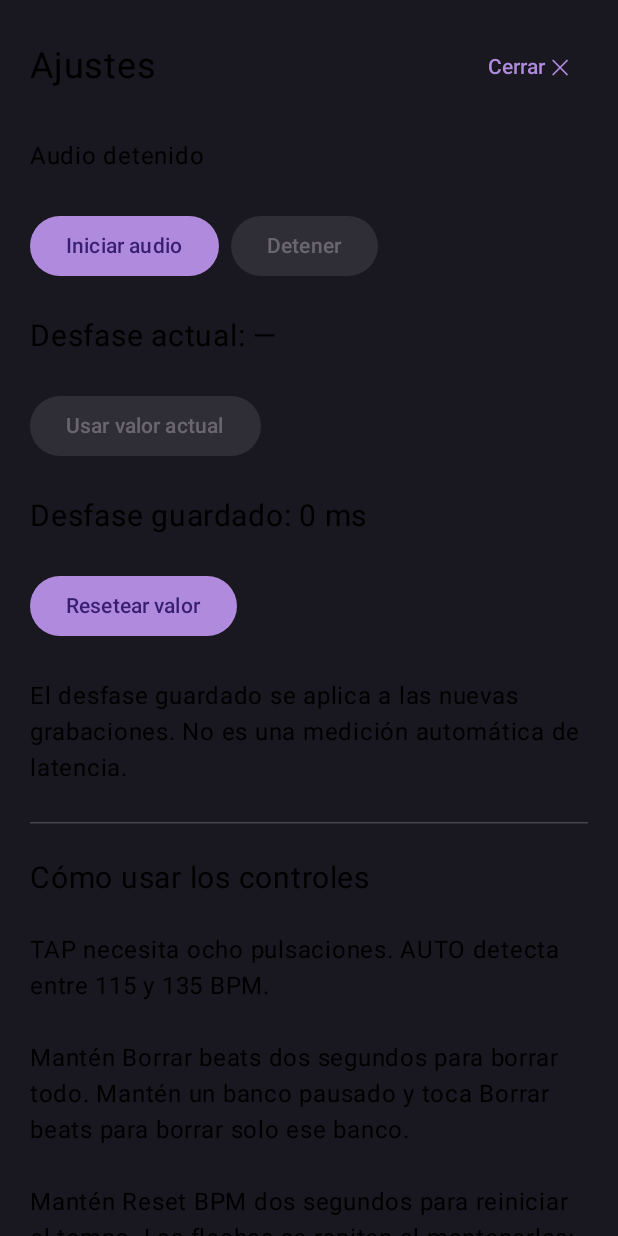
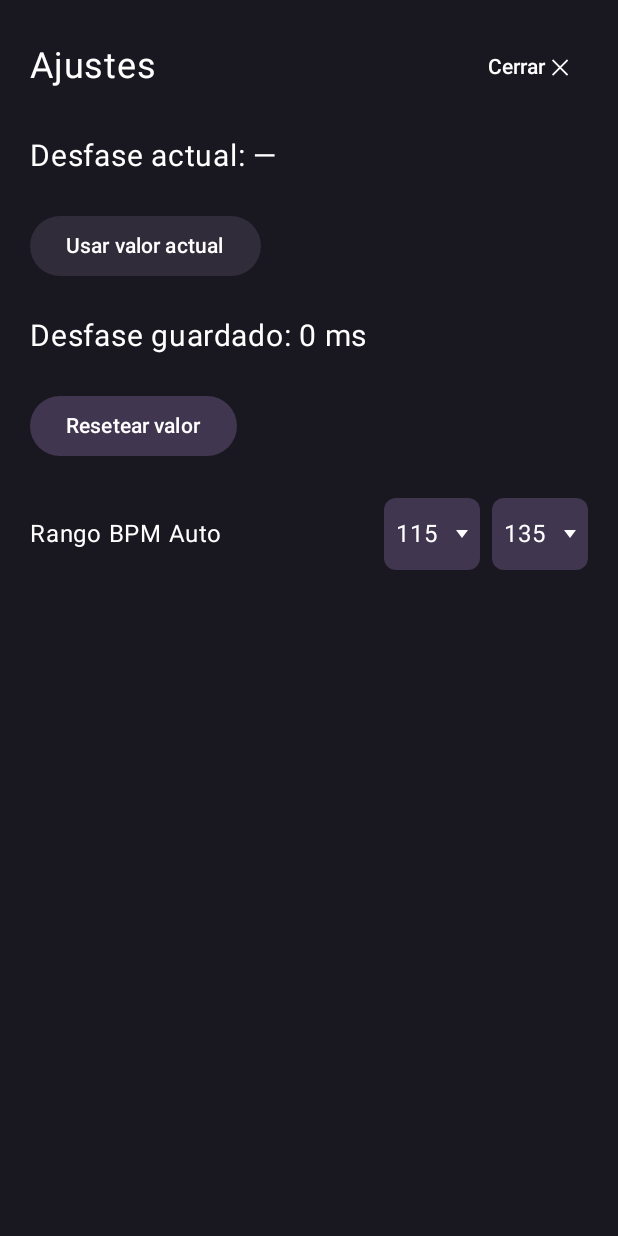
Before and after one commit to hunnai/hnn, an Android app built with Jetpack Compose: the screen it shows after launch (MainActivity), after a tap on "Ajustes", on a phone screen of 412 x 824 dp. Run offline under Robolectric (Android 15) with nearby library versions, the phone set to English and light mode, and no system bars; 1 statement that could not run was skipped; 1 other tap on this screen came first.

Commit message:
Use white text and add linked persistent AUTO BPM range settings

```diff
--- /dev/null
+++ b/app/src/main/java/com/example/soinubiderxl/AutoBpmRange.kt
@@ -0,0 +1,24 @@
+package com.example.soinubiderxl
+
+data class AutoBpmRange(val minimum: Int = 115, val maximum: Int = 135) {
+    init {
+        require(minimum in minimumOptions && maximum in maximumOptions)
+        require(maximum - minimum == 20)
+    }
+
+    // Ambos extremos se mueven juntos: diferencia exacta de 20 BPM.
+    fun withMinimum(value: Int): AutoBpmRange {
+        require(value in minimumOptions)
+        return AutoBpmRange(value, value + 20)
+    }
+
+    fun withMaximum(value: Int): AutoBpmRange {
+        require(value in maximumOptions)
+        return AutoBpmRange(value - 20, value)
+    }
+
+    companion object {
+        val minimumOptions = (85..155 step 10).toList()
+        val maximumOptions = (105..175 step 10).toList()
+    }
+}
--- a/app/src/main/java/com/example/soinubiderxl/MainActivity.kt
+++ b/app/src/main/java/com/example/soinubiderxl/MainActivity.kt
@@ -60,11 +60,15 @@ class MainActivity : ComponentActivity() {
         setContent {
             MaterialTheme(colorScheme = darkColorScheme(
                 primary = SoinuConfiguration.lit,
+                onPrimary = SoinuConfiguration.foreground,
+                onPrimaryContainer = SoinuConfiguration.foreground,
+                onSurfaceVariant = SoinuConfiguration.foreground,
                 background = SoinuConfiguration.background,
                 surface = SoinuConfiguration.background,
                 onBackground = SoinuConfiguration.foreground,
                 onSurface = SoinuConfiguration.foreground
             )) {
+                CompositionLocalProvider(LocalContentColor provides SoinuConfiguration.foreground) {
                 val permission = rememberLauncherForActivityResult(
                     ActivityResultContracts.RequestPermission()
                 ) { allowed ->
@@ -79,7 +83,8 @@ class MainActivity : ComponentActivity() {
                 LaunchedEffect(controller) {
                     if (controller.claimInitialStart()) startAudio()
                 }
-                SoinuScreen(controller, startAudio)
+                SoinuScreen(controller)
+                }
             }
         }
     }
@@ -88,14 +93,14 @@ class MainActivity : ComponentActivity() {
 }
 
 @Composable
-private fun SoinuScreen(controller: SoinuController, start: () -> Unit) {
+private fun SoinuScreen(controller: SoinuController) {
     val state = controller.state
     var settings by rememberSaveable { mutableStateOf(false) }
     var touching by remember { mutableStateOf(setOf<Int>()) }
     BackHandler(enabled = settings) { settings = false }
     if (settings) {
         SettingsScreen(state, { settings = false }, controller::saveAdvance,
-            controller::resetSavedAdvance, start, controller::stop)
+            controller::resetSavedAdvance, controller::setAutoMinimum, controller::setAutoMaximum)
     } else {
         BoxWithConstraints(Modifier.fillMaxSize().background(SoinuConfiguration.background).safeDrawingPadding()) {
             // Conserva las proporciones de la referencia y permite desplazar
@@ -139,7 +144,7 @@ private fun SoinuScreen(controller: SoinuController, start: () -> Unit) {
     state.error?.let { message ->
         AlertDialog(onDismissRequest = controller::dismissError,
             title = { Text("SoinuBider XL") }, text = { Text(message) },
-            confirmButton = { TextButton(onClick = controller::dismissError) { Text("Aceptar") } })
+            confirmButton = { TextButton(onClick = controller::dismissError) { Text("Aceptar", color = SoinuConfiguration.foreground) } })
     }
 }
 
@@ -184,7 +189,7 @@ private fun TempoPanel(state: SoinuState, controller: SoinuController, height: D
             verticalAlignment = Alignment.CenterVertically, horizontalArrangement = Arrangement.spacedBy(8.dp)) {
             val selected = state.mode == TempoMode.AUTOMATIC
             Surface(color = if (selected) SoinuConfiguration.lit else SoinuConfiguration.control,
-                contentColor = if (selected) SoinuConfiguration.background else SoinuConfiguration.foreground,
+                contentColor = SoinuConfiguration.foreground,
                 shape = RoundedCornerShape(8.dp), modifier = Modifier.width(74.dp * scale).fillMaxHeight()
                     .clickable(role = Role.Button, onClick = controller::auto)) {
                 Box(Modifier.fillMaxSize(), contentAlignment = Alignment.Center) { Text("AUTO", fontSize = (15 * scale).sp) }
@@ -200,7 +205,7 @@ private fun TempoPanel(state: SoinuState, controller: SoinuController, height: D
 @Composable
 private fun TapButton(selected: Boolean, controller: SoinuController, modifier: Modifier, textScale: Float) {
     Surface(color = if (selected) SoinuConfiguration.lit else SoinuConfiguration.control,
-        contentColor = if (selected) SoinuConfiguration.background else SoinuConfiguration.foreground,
+        contentColor = SoinuConfiguration.foreground,
         shape = RoundedCornerShape(8.dp), modifier = modifier
             .semantics { role = Role.Button; onClick { controller.tap(SystemClock.uptimeMillis() / 1000.0); true } }
             .pointerInput(controller) {
@@ -233,7 +238,7 @@ private fun BankPad(index: Int, controller: SoinuController, modifier: Modifier,
         else -> SoinuConfiguration.empty
     }
     Surface(color = if (pressed) SoinuConfiguration.lit else color,
-        contentColor = if (pressed) SoinuConfiguration.background else SoinuConfiguration.foreground,
+        contentColor = SoinuConfiguration.foreground,
         shape = RoundedCornerShape(8.dp), modifier = modifier
             .semantics {
                 role = Role.Button
@@ -282,7 +287,7 @@ private fun ActionButton(label: String, kind: String, controller: SoinuControlle
     val scope = rememberCoroutineScope()
     var pressed by remember { mutableStateOf(false) }
     Surface(color = if (pressed) SoinuConfiguration.lit else SoinuConfiguration.control,
-        contentColor = if (pressed) SoinuConfiguration.background else SoinuConfiguration.foreground,
+        contentColor = SoinuConfiguration.foreground,
         shape = RoundedCornerShape(10.dp), modifier = modifier
             .semantics {
                 role = Role.Button
@@ -344,30 +349,66 @@ private fun InputMeter(peak: Float, modifier: Modifier) {
 }
 
 @Composable
-private fun SettingsScreen(state: SoinuState, close: () -> Unit, save: () -> Unit, reset: () -> Unit,
-    start: () -> Unit, stop: () -> Unit) {
+private fun SettingsScreen(
+    state: SoinuState,
+    close: () -> Unit,
+    save: () -> Unit,
+    reset: () -> Unit,
+    minimumChanged: (Int) -> Unit,
+    maximumChanged: (Int) -> Unit
+) {
     fun format(value: Double) = if (abs(value) < .5) "0 ms" else String.format(Locale.getDefault(), "%+.0f ms", value)
+    val buttonColors = ButtonDefaults.buttonColors(
+        containerColor = SoinuConfiguration.control,
+        contentColor = SoinuConfiguration.foreground,
+        disabledContainerColor = SoinuConfiguration.empty,
+        disabledContentColor = SoinuConfiguration.foreground
+    )
     Column(Modifier.fillMaxSize().background(SoinuConfiguration.background).safeDrawingPadding()
         .verticalScroll(rememberScrollState()).padding(20.dp), verticalArrangement = Arrangement.spacedBy(24.dp)) {
         Row(Modifier.fillMaxWidth(), verticalAlignment = Alignment.CenterVertically) {
             Text("Ajustes", Modifier.weight(1f), fontSize = 24.sp)
-            TextButton(onClick = close) { Text("Cerrar ✕") }
-        }
-        Text(state.route)
-        Row(horizontalArrangement = Arrangement.spacedBy(8.dp)) {
-            Button(onClick = start, enabled = !state.audioRunning) { Text("Iniciar audio") }
-            Button(onClick = stop, enabled = state.audioRunning) { Text("Detener") }
+            TextButton(onClick = close) { Text("Cerrar ✕", color = SoinuConfiguration.foreground) }
         }
         Text("Desfase actual: ${state.currentAdvanceMS?.let(::format) ?: "—"}", fontSize = 20.sp)
-        Button(onClick = save, enabled = state.currentAdvanceMS != null) { Text("Usar valor actual") }
+        Button(onClick = save, enabled = state.currentAdvanceMS != null, colors = buttonColors) { Text("Usar valor actual") }
         Text("Desfase guardado: ${format(state.savedAdvanceMS)}", fontSize = 20.sp)
-        Button(onClick = reset) { Text("Resetear valor") }
-        Text("El desfase guardado se aplica a las nuevas grabaciones. No es una medición automática de latencia.")
-        HorizontalDivider()
-        Text("Cómo usar los controles", fontSize = 20.sp)
-        Text("TAP necesita ocho pulsaciones. AUTO detecta entre 115 y 135 BPM.")
-        Text("Mantén Borrar beats dos segundos para borrar todo. Mantén un banco pausado y toca Borrar beats para borrar solo ese banco.")
-        Text("Mantén Reset BPM dos segundos para reiniciar el tempo. Las flechas se repiten al mantenerlas; con un banco sujeto ajustan solo ese banco.")
-        Text("Desliza un banco sonando por encima o por debajo de su borde para cambiar su duración.")
+        Button(onClick = reset, colors = buttonColors) { Text("Resetear valor") }
+        Row(Modifier.fillMaxWidth(), verticalAlignment = Alignment.CenterVertically,
+            horizontalArrangement = Arrangement.spacedBy(8.dp)) {
+            Text("Rango BPM Auto", Modifier.weight(1f), fontSize = 16.sp)
+            BpmDropdown(state.autoRange.minimum, AutoBpmRange.minimumOptions, "BPM mínimo", minimumChanged)
+            BpmDropdown(state.autoRange.maximum, AutoBpmRange.maximumOptions, "BPM máximo", maximumChanged)
+        }
     }
 }
+
+@Composable
+private fun BpmDropdown(value: Int, options: List<Int>, description: String, changed: (Int) -> Unit) {
+    var expanded by remember { mutableStateOf(false) }
+    Box {
+        Surface(color = SoinuConfiguration.control, contentColor = SoinuConfiguration.foreground,
+            shape = RoundedCornerShape(8.dp), modifier = Modifier.width(64.dp).height(48.dp)
+                .semantics { contentDescription = description }
+                .clickable(role = Role.Button) { expanded = true }) {
+            Row(Modifier.fillMaxSize().padding(horizontal = 8.dp), verticalAlignment = Alignment.CenterVertically,
+                horizontalArrangement = Arrangement.SpaceBetween) {
+                Text(value.toString(), color = SoinuConfiguration.foreground, fontSize = 16.sp)
+                Canvas(Modifier.size(8.dp, 5.dp)) {
+                    val triangle = Path().apply {
+                        moveTo(0f, 0f); lineTo(size.width, 0f); lineTo(size.width / 2, size.height); close()
+                    }
+                    drawPath(triangle, SoinuConfiguration.foreground)
+                }
+            }
+        }
+        DropdownMenu(expanded = expanded, onDismissRequest = { expanded = false }) {
+            options.forEach { number ->
+                DropdownMenuItem(
+                    text = { Text(number.toString(), color = SoinuConfiguration.foreground) },
+                    onClick = { expanded = false; changed(number) }
+                )
+            }
+        }
+    }
+}
--- a/app/src/main/java/com/example/soinubiderxl/SoinuConfiguration.kt
+++ b/app/src/main/java/com/example/soinubiderxl/SoinuConfiguration.kt
@@ -7,7 +7,7 @@ object SoinuConfiguration {
     const val tapMinimumPresses = 8
     const val tapPauseSeconds = 3.0
     val background = Color(0xFF19171F)
-    val foreground = Color(0xFFF0EBF7)
+    val foreground = Color.White
     val control = Color(0xFF41364F)
     val empty = Color(0xFF302C39)
     val lit = Color(0xFFB08ADC)
--- a/app/src/main/java/com/example/soinubiderxl/SoinuController.kt
+++ b/app/src/main/java/com/example/soinubiderxl/SoinuController.kt
@@ -37,11 +37,26 @@ class SoinuController(application: Application) : AndroidViewModel(application)
     private val touching = mutableSetOf<Int>()
     private val suppressClick = mutableSetOf<Int>()
     private val actions = mutableSetOf<Action>()
-    var state by mutableStateOf(SoinuState(savedAdvanceMS = readSaved()))
+    var state by mutableStateOf(SoinuState(savedAdvanceMS = readSaved(), autoRange = readAutoRange()))
         private set
 
     private fun readSaved(): Double = preferences.getString("advanceMS", "0")
         ?.toDoubleOrNull()?.takeIf { it.isFinite() && abs(it) <= 2000 } ?: 0.0
+
+    private fun readAutoRange(): AutoBpmRange = runCatching {
+        AutoBpmRange(preferences.getInt("autoMinimum", 115), preferences.getInt("autoMaximum", 135))
+    }.getOrDefault(AutoBpmRange())
+
+    fun setAutoMinimum(value: Int) = updateAutoRange(state.autoRange.withMinimum(value))
+    fun setAutoMaximum(value: Int) = updateAutoRange(state.autoRange.withMaximum(value))
+
+    private fun updateAutoRange(range: AutoBpmRange) {
+        if (range == state.autoRange) return
+        preferences.edit().putInt("autoMinimum", range.minimum).putInt("autoMaximum", range.maximum).apply()
+        if (state.mode == TempoMode.AUTOMATIC) generation++
+        state = state.copy(autoRange = range,
+            tempo = if (state.mode == TempoMode.AUTOMATIC) null else state.tempo)
+    }
 
     private val focusListener = AudioManager.OnAudioFocusChangeListener { change ->
         when (change) {
@@ -168,7 +183,7 @@ class SoinuController(application: Application) : AndroidViewModel(application)
                         inputPeak = max(snapshot[2].toFloat(), state.inputPeak * .975f))
                     updateAdvance()
                     if (detectorGeneration != generation) {
-                        detector = if (state.mode == TempoMode.AUTOMATIC) BeatTracker(snapshot[0]) else null
+                        detector = if (state.mode == TempoMode.AUTOMATIC) BeatTracker(snapshot[0], state.autoRange) else null
                         detectorGeneration = generation
                     }
                     val packets = mutableListOf<Pair<Long, FloatArray>>()
--- a/app/src/main/java/com/example/soinubiderxl/SoinuState.kt
+++ b/app/src/main/java/com/example/soinubiderxl/SoinuState.kt
@@ -8,6 +8,7 @@ data class LoopBankState(
 )
 data class SoinuState(
     val mode: TempoMode = TempoMode.AUTOMATIC,
+    val autoRange: AutoBpmRange = AutoBpmRange(),
     val tempo: TempoEstimate? = null,
     val banks: List<LoopBankState> = List(6) { LoopBankState() },
     val inputPeak: Float = 0f,
```
Also changed, not shown: app/src/main/java/com/example/soinubiderxl/BeatTracker.kt (+9 -6 lines), 6 other files.
